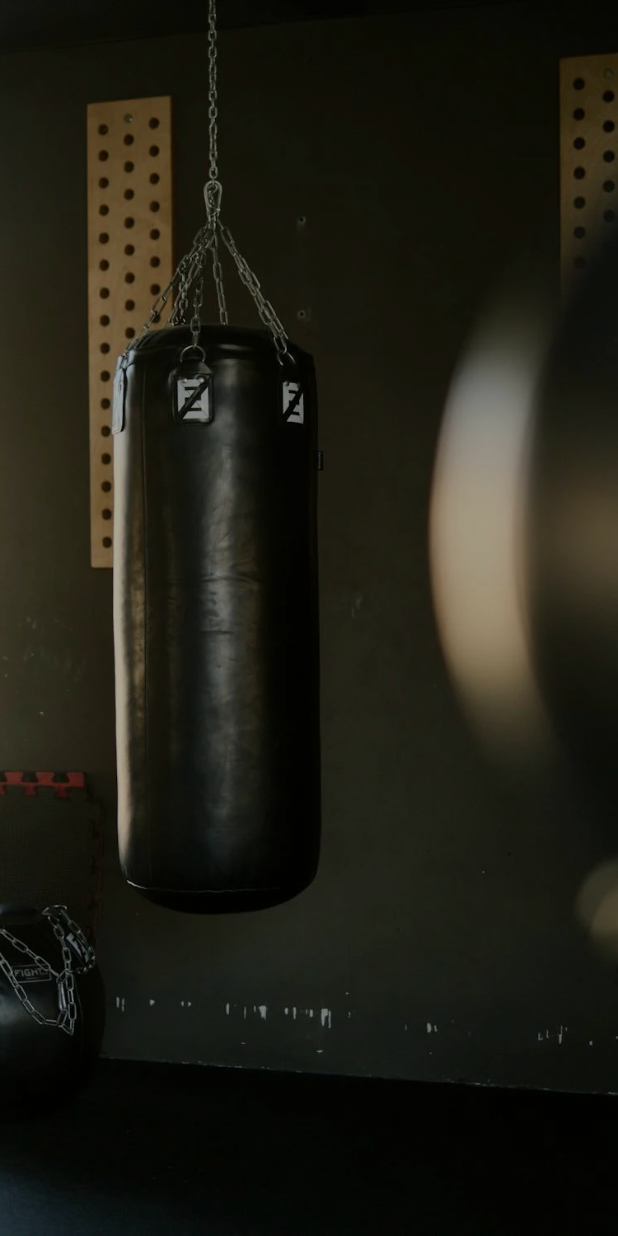
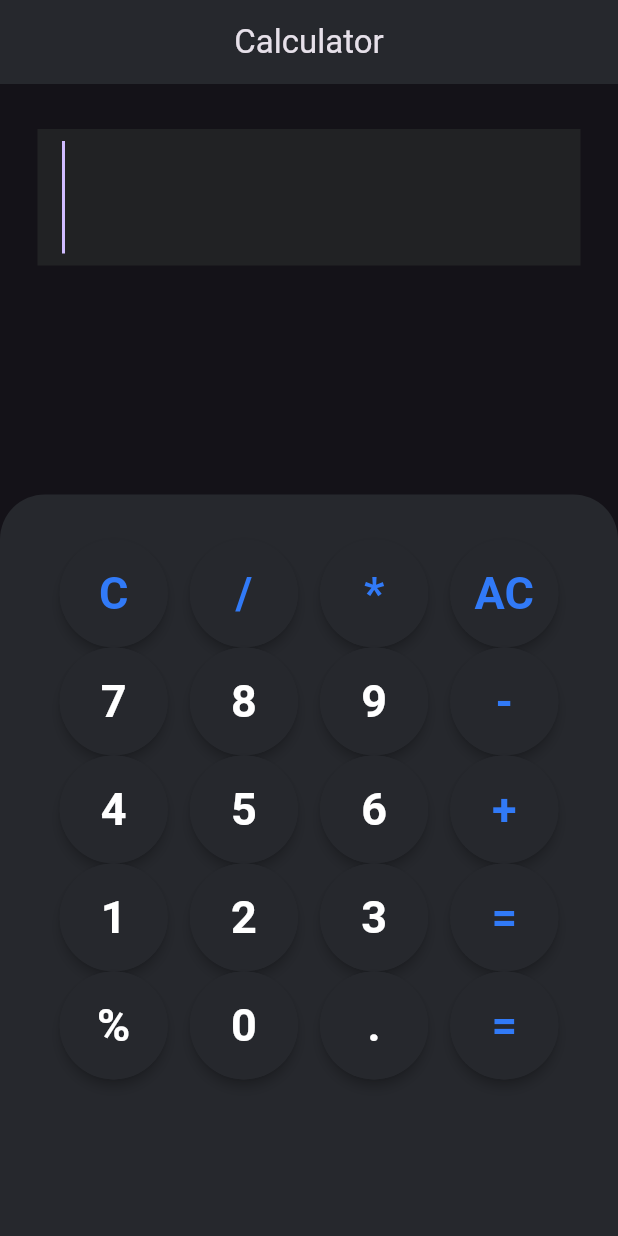
Before and after one commit to AbdullahUsman07/Calculator_App, a Flutter app: the screen it shows after launch, on a phone screen of 412 x 824 dp. Run offline on Flutter 3.47's test engine with Material 3 defaults, Android fonts, the phone set to English and light mode, and no system bars.

Commit message:
feat: UI design

```diff
--- /dev/null
+++ b/lib/colors.dart
@@ -0,0 +1,8 @@
+import 'package:flutter/material.dart';
+
+class AppColors{
+
+  static const primaryColor= Color(0xFF212224);
+  static const secondaryColor= Color(0xFF317AF7);
+  static const secondary2Color= Color(0xFF26282D);
+}
--- a/lib/main.dart
+++ b/lib/main.dart
@@ -1,53 +1,26 @@
 import 'package:flutter/material.dart';
+import 'package:Calculator/colors.dart';
 
-void main() => runApp(
-  MaterialApp(
-    debugShowCheckedModeBanner: false,
-    home: HomePage()));
 
-class HomePage extends StatefulWidget {
-  const HomePage({super.key});
+import 'screens/homepage.dart';
 
-  @override
-  State<HomePage> createState() => _HomePageState();
+void main() {
+  runApp(Calculator());
 }
 
-class _HomePageState extends State<HomePage> {
-  PageController? _pageController;
-
-  @override
-  void initState() {
-    super.initState();
-    _pageController = PageController(
-      initialPage: 0,
-    );
-  }
+class Calculator extends StatelessWidget {
+  const Calculator({super.key});
 
   @override
   Widget build(BuildContext context) {
-    return Scaffold(
-      body: PageView(
-        controller: _pageController,
-        children: <Widget>[
-          Container(
-            decoration: BoxDecoration(
-                image: DecorationImage(
-              image: AssetImage("assets/images/gym2.jpg"),
-              fit: BoxFit.cover,
-            )
-            ),
-            child: Container(
-              decoration: BoxDecoration(
-                gradient: LinearGradient(
-                  colors:[
-                    Colors.black.withOpacity(0.3),
-                    Colors.black.withOpacity(0.3),
-                  ] )
-              ),
-            ),
-          )
-        ],
-      ),
+    final decoration = BoxDecoration(
+      color: AppColors.secondary2Color,
+      borderRadius: BorderRadius.vertical(top: Radius.circular(30)),
+    );
+    return MaterialApp(
+      debugShowCheckedModeBanner: false,
+      theme: ThemeData.dark(),
+      home: Homepage(decoration: decoration),
     );
   }
 }
--- /dev/null
+++ b/lib/screens/homepage.dart
@@ -0,0 +1,112 @@
+import 'package:Calculator/colors.dart';
+import 'package:Calculator/wigdets/textfield.dart';
+import 'package:flutter/material.dart';
+
+import '../wigdets/buttons.dart';
+
+class Homepage extends StatelessWidget {
+  const Homepage({
+    super.key,
+    required this.decoration,
+  });
+
+  final BoxDecoration decoration;
+
+  @override
+  Widget build(BuildContext context) {
+    return Scaffold(
+      appBar: AppBar(
+        title: const Text('Calculator'),
+        centerTitle: true,
+        backgroundColor: AppColors.secondary2Color,
+      ),
+      body: Column(
+        children: [
+          Outputfeild(),
+          const Spacer(),
+          Container(
+            height: MediaQuery.sizeOf(context).height * 0.6,
+            width: double.infinity,
+            padding: const EdgeInsets.symmetric(horizontal: 25, vertical: 30),
+            decoration: decoration,
+            child: SingleChildScrollView(
+              child: Column(
+                mainAxisAlignment: MainAxisAlignment.spaceEvenly,
+                children: [
+                  Row(
+                    mainAxisAlignment: MainAxisAlignment.spaceEvenly,
+                    children: List.generate(4, (index) => buttonlist[index]),
+                  ),
+                  Row(
+                    mainAxisAlignment: MainAxisAlignment.spaceEvenly,
+                    children: List.generate(4, (index) => buttonlist[index+4]),
+                  ),
+                  Row(
+                    mainAxisAlignment: MainAxisAlignment.spaceEvenly,
+                    children: List.generate(4, (index) => buttonlist[index+8]),
+                  ),
+                  Row(
+                    mainAxisAlignment: MainAxisAlignment.spaceEvenly,
+                    children: List.generate(4, (index) => buttonlist[index+12]),
+                  ),
+                  Row(
+                    mainAxisAlignment: MainAxisAlignment.spaceEvenly,
+                    children: List.generate(4, (index) => buttonlist[index+16]),
+                  ),
+
+                ],
+              ),
+            ),
+          ),
+        ],
+      ),
+    );
+  }
+}
+
+List<Widget> buttonlist = [
+  Button(
+    text: 'C',
+    color: AppColors.secondaryColor
+    ),
+  Button(
+    text: '/',
+    color: AppColors.secondaryColor
+    ),
+  Button(
+    text: '*',
+    color: AppColors.secondaryColor
+    ),
+  Button(
+    text: 'AC',
+    color: AppColors.secondaryColor,
+  ),
+  Button(text: '7'),
+  Button(text: '8'),
+  Button(text: '9'),
+  Button(
+    text: '-',
+    color: AppColors.secondaryColor
+    ),
+  Button(text: '4'),
+  Button(text: '5'),
+  Button(text: '6'),
+  Button(
+    text: '+',
+    color: AppColors.secondaryColor
+    ),
+  Button(text: '1'),
+  Button(text: '2'),
+  Button(text: '3'),
+  Button(
+    text: '=',
+    color: AppColors.secondaryColor,
+  ),
+  Button(text: '%'),
+  Button(text: '0'),
+  Button(text: '.'),
+  Button(
+    text: '=',
+    color: AppColors.secondaryColor,
+  ),
+];
--- /dev/null
+++ b/lib/wigdets/buttons.dart
@@ -0,0 +1,27 @@
+import 'package:flutter/material.dart';
+import 'package:Calculator/colors.dart';
+
+class Button extends StatelessWidget {
+  String text;
+  Color color;
+  Button({
+    super.key,
+    required this.text,
+    this.color = Colors.white,
+  });
+
+  @override
+  Widget build(BuildContext context) {
+    return Material(
+      elevation: 3,
+      color: AppColors.secondary2Color,
+      borderRadius: BorderRadius.circular(50),
+      child: CircleAvatar(
+        radius: 36,
+        backgroundColor: AppColors.secondary2Color,
+        child: Text(text,
+            style: TextStyle(color:color,fontSize: 30, fontWeight: FontWeight.bold)),
+      ),
+    );
+  }
+}
--- /dev/null
+++ b/lib/wigdets/textfield.dart
@@ -0,0 +1,26 @@
+import 'package:Calculator/colors.dart';
+import 'package:flutter/material.dart';
+
+class Outputfeild extends StatelessWidget {
+  const Outputfeild({
+    super.key,
+  });
+
+  @override
+  Widget build(BuildContext context) {
+    return Padding(
+      padding: const EdgeInsets.symmetric(horizontal: 25,vertical: 30),
+      child: TextField(
+        decoration: InputDecoration(
+          border:InputBorder.none,
+          fillColor: AppColors.primaryColor,
+          filled: true,
+        ),
+        style: const TextStyle(fontSize: 50),
+        readOnly: true,
+        autofocus: true,
+        showCursor: true,
+      ),
+    );
+  }
+}
--- a/pubspec.yaml
+++ b/pubspec.yaml
@@ -1,4 +1,4 @@
-name: fitness_app
+name: Calculator
 description: "A new Flutter project."
 # The following line prevents the package from being accidentally published to
 # pub.dev using `flutter pub publish`. This is preferred for private packages.
```
Also changed, not shown: pubspec.lock, 2 other files.
